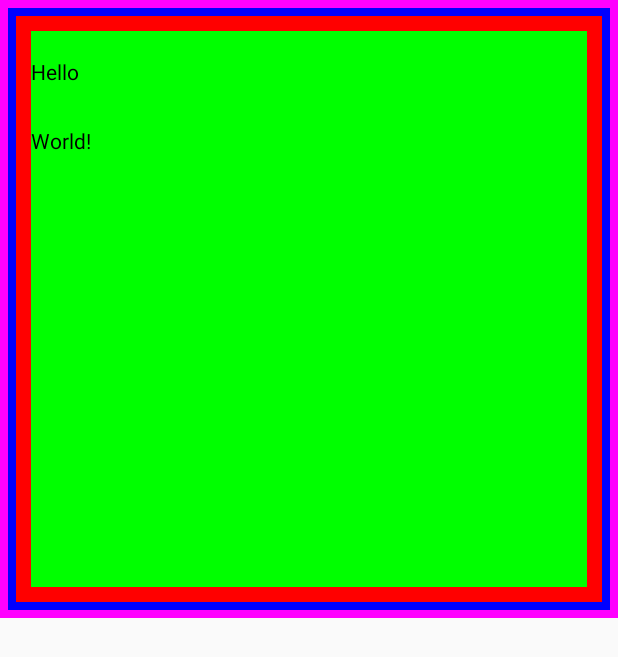
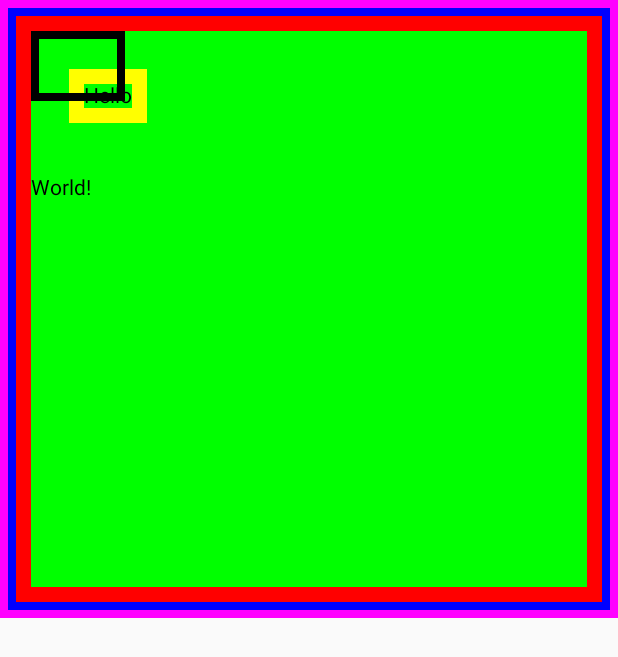
Before and after one commit to rehmanjameel/Kotlin-Jetpack-Compose, an Android app built with Jetpack Compose: the screen it shows after launch (MainActivity), on a phone screen of 412 x 824 dp. Shown: the top 657 px of the screen. Run offline under Robolectric (Android 15) with nearby library versions, the phone set to English and light mode, and no system bars.

Commit message:
set modifier on text

```diff
--- a/app/src/main/java/com/example/firstcomposeapp/MainActivity.kt
+++ b/app/src/main/java/com/example/firstcomposeapp/MainActivity.kt
@@ -65,7 +65,11 @@ class MainActivity : ComponentActivity() {
 //                verticalArrangement = Arrangement.SpaceEvenly
             ) {
                 Text(text = "Hello", modifier = Modifier
-                    .offset(0.dp, 20.dp))
+                    .border(5.dp, Color.Black)
+                    .padding(5.dp)
+                    .offset(20.dp, 20.dp)
+                    .border(10.dp, Color.Yellow)
+                    .padding(10.dp))
                 Spacer(modifier = Modifier.height(50.dp))
                 Text(text = "World!")
 
```
